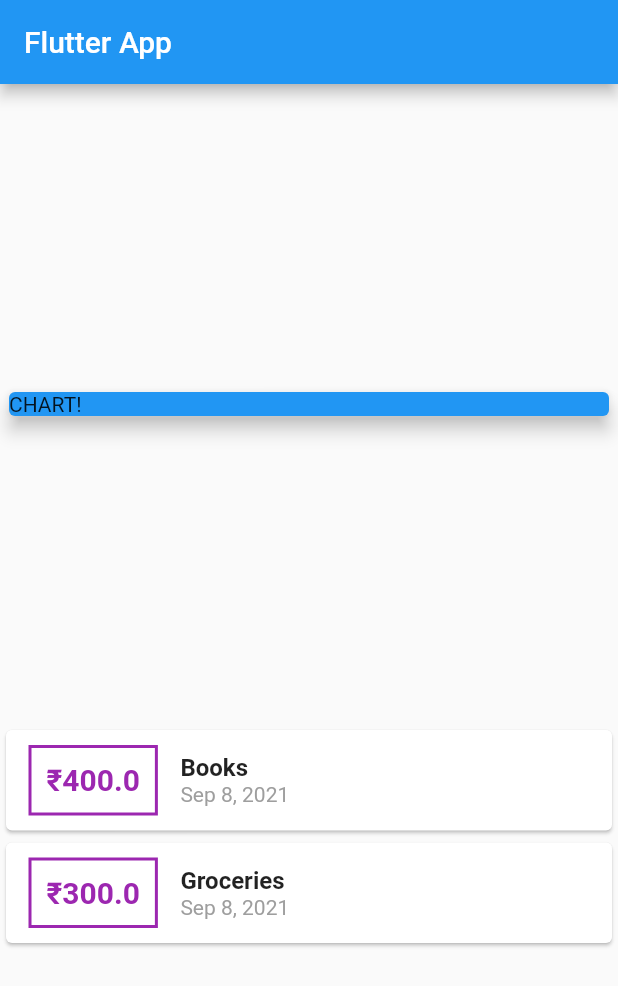
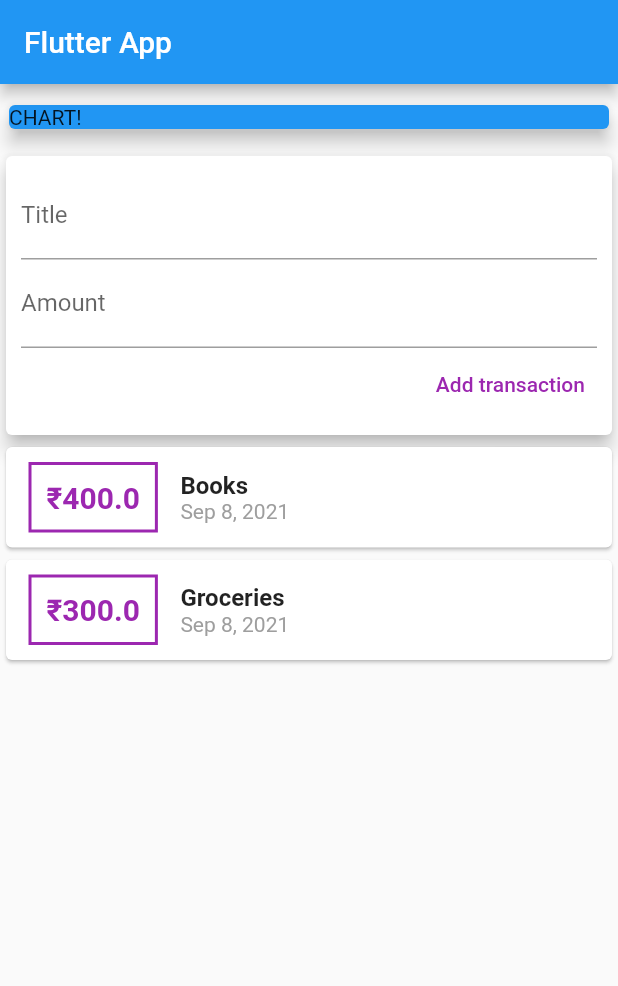
Before and after one commit to RitikaT19/expense-tracker, a Flutter app: the screen it shows after launch, on a phone screen of 412 x 824 dp. Shown: the top 986 px of the screen. Run offline on Flutter 3.47's test engine with Material 2 defaults, Android fonts, the phone set to English and light mode, and no system bars.

Commit message:
feat: added text input and button

```diff
--- a/lib/main.dart
+++ b/lib/main.dart
@@ -27,8 +27,8 @@ class MyHomePage extends StatelessWidget {
           title: Text('Flutter App'),
         ),
         body: Column(
-          mainAxisAlignment: MainAxisAlignment.spaceEvenly,
-          crossAxisAlignment: CrossAxisAlignment.stretch,
+          // mainAxisAlignment: MainAxisAlignment.start,
+          crossAxisAlignment: CrossAxisAlignment.start,
           children: <Widget>[
             Container(
               margin: EdgeInsets.symmetric(
@@ -40,6 +40,28 @@ class MyHomePage extends StatelessWidget {
                 color: Colors.blue,
                 child: Text('CHART!'),
                 elevation: 5,
+              ),
+            ),
+            Card(
+              elevation: 5,
+              child: Container(
+                padding: EdgeInsets.all(10),
+                child: Column(
+                  crossAxisAlignment: CrossAxisAlignment.end,
+                  children: <Widget>[
+                    TextField(
+                      decoration: InputDecoration(labelText: 'Title'),
+                    ),
+                    TextField(
+                      decoration: InputDecoration(labelText: 'Amount'),
+                    ),
+                    TextButton(
+                      style: TextButton.styleFrom(primary: Colors.purple),
+                      child: Text('Add transaction'),
+                      onPressed: () {},
+                    )
+                  ],
+                ),
               ),
             ),
             Column(
```
